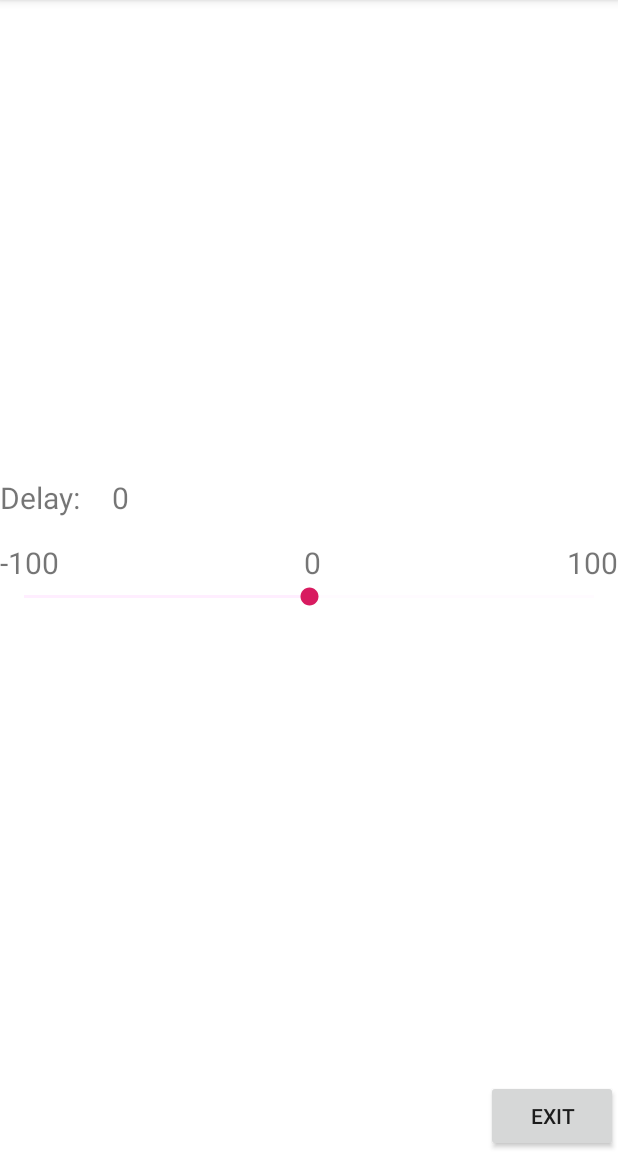
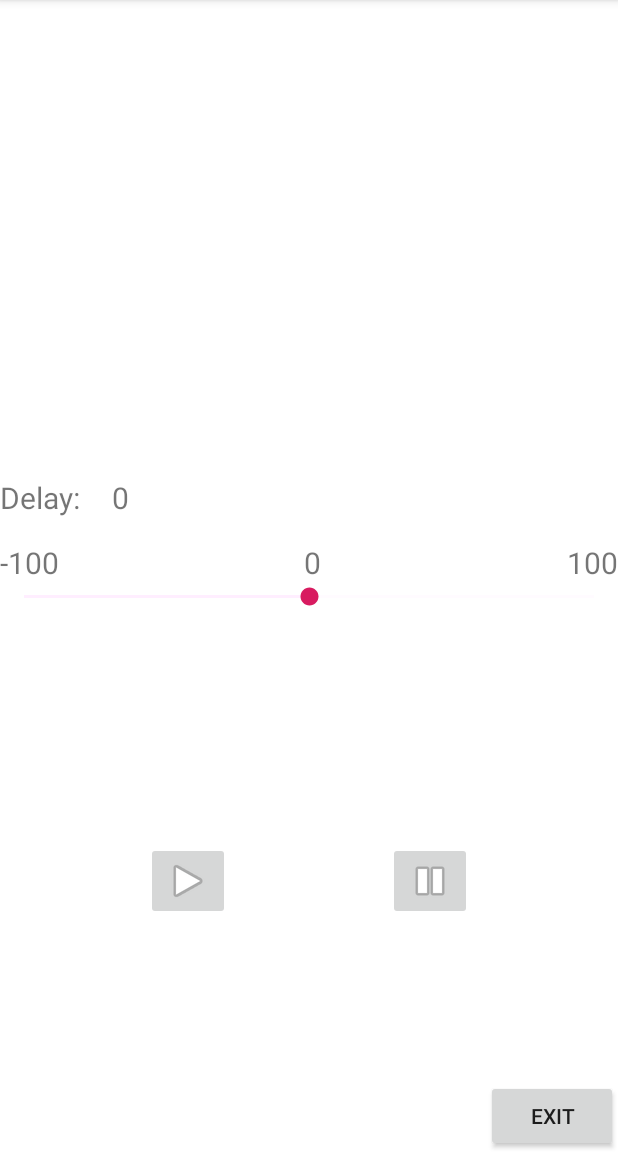
Before and after one commit to AChmykhov/BroadCast, an Android app: the ReceiverActivity screen opened directly, with no data from a screen before it, on a phone screen of 412 x 824 dp, the part 84-1236 px from its top. Run offline under Robolectric (Android 15) with nearby library versions, the phone set to English and light mode, and no system bars.

Commit message:
Working UI

```diff
--- a/app/src/main/AndroidManifest.xml
+++ b/app/src/main/AndroidManifest.xml
@@ -3,6 +3,9 @@
           package="com.example.broadcast">
 
     <uses-permission android:name="android.permission.WRITE_EXTERNAL_STORAGE"/>
+    <uses-permission android:name="android.permission.INTERNET" />
+    <uses-permission android:name="android.permission.ACCESS_NETWORK_STATE" />
+    <uses-permission android:name="android.permission.ACCESS_WIFI_STATE"/>
 
     <application
             android:allowBackup="true"
--- a/app/src/main/java/com/example/broadcast/ReceiverActivity.kt
+++ b/app/src/main/java/com/example/broadcast/ReceiverActivity.kt
@@ -1,10 +1,19 @@
 package com.example.broadcast
 
+import android.content.pm.PackageManager
+import android.media.MediaPlayer
+import android.net.Uri
+import android.os.Build
 import android.os.Bundle
 import android.view.View
 import android.widget.SeekBar
 import android.widget.TextView
+import android.widget.Toast
 import androidx.appcompat.app.AppCompatActivity
+import kotlinx.android.synthetic.main.activity_receiver.*
+import android.content.Intent
+import android.view.MenuItem
+
 
 class ReceiverActivity : AppCompatActivity() {
 
@@ -36,6 +45,19 @@ class ReceiverActivity : AppCompatActivity() {
         min.setText((-middle).toString())
         val max = findViewById<TextView>(R.id.MaximumTextView)
         max.setText(middle.toString())
+
+        var mediaplayer = MediaPlayer.create(this, Uri.parse("http://www.hochmuth.com/mp3/Tchaikovsky_Rococo_Var_orch.mp3"));
+
+        PLAY.setOnClickListener{
+            mediaplayer.start()
+        }
+        PAUSE.setOnClickListener{
+            mediaplayer.pause()
+        }
+        EXITR.setOnClickListener {
+            mediaplayer.stop()
+            finish()
+        }
     }
 
     private fun bar() {
@@ -57,7 +79,16 @@ class ReceiverActivity : AppCompatActivity() {
         )
     }
 
-    fun exitFromParty(view: View) {
-        // PUT YOUR CODE HERE
+    override fun onRequestPermissionsResult(requestCode: Int, permissions: Array<out String>, grantResults: IntArray) {
+        when (requestCode) {
+            1001 -> {
+                if (grantResults[0] == PackageManager.PERMISSION_GRANTED) {
+                    Toast.makeText(this, "Permission granted!", Toast.LENGTH_SHORT).show()
+                } else {
+                    Toast.makeText(this, "Permission not granted!", Toast.LENGTH_SHORT).show()
+                    finish()
+                }
+            }
+        }
     }
 }
--- a/app/src/main/res/layout/activity_receiver.xml
+++ b/app/src/main/res/layout/activity_receiver.xml
@@ -77,8 +77,25 @@
             android:text="Exit"
             android:layout_width="wrap_content"
             android:layout_height="wrap_content"
-            android:id="@+id/w"
+            android:id="@+id/EXITR"
             app:layout_constraintBottom_toBottomOf="parent"
             app:layout_constraintEnd_toEndOf="parent" android:onClick="exitFromParty"/>
+    <ImageButton
+            android:layout_width="wrap_content"
+            android:layout_height="wrap_content" app:srcCompat="@android:drawable/ic_media_play"
+            android:id="@+id/PLAY"
+            app:layout_constraintEnd_toStartOf="@+id/PAUSE" android:layout_marginEnd="8dp"
+            android:layout_marginTop="8dp" app:layout_constraintTop_toBottomOf="@+id/linearLayout2"
+            app:layout_constraintBottom_toBottomOf="parent" android:layout_marginBottom="8dp"
+            app:layout_constraintStart_toStartOf="parent" android:layout_marginStart="8dp"/>
+    <ImageButton
+            android:layout_width="wrap_content"
+            android:layout_height="wrap_content" app:srcCompat="@android:drawable/ic_media_pause"
+            android:id="@+id/PAUSE" android:layout_marginStart="8dp"
+            app:layout_constraintStart_toEndOf="@+id/PLAY" app:layout_constraintBottom_toBottomOf="parent"
+            android:layout_marginBottom="8dp"
+            app:layout_constraintEnd_toEndOf="parent"
+            android:layout_marginEnd="8dp" android:layout_marginTop="8dp"
+            app:layout_constraintTop_toBottomOf="@+id/linearLayout2"/>
 
 </androidx.constraintlayout.widget.ConstraintLayout>
--- a/app/src/main/res/layout/activity_transmitter.xml
+++ b/app/src/main/res/layout/activity_transmitter.xml
@@ -8,10 +8,10 @@
         tools:context=".TransmitterActivity">
 
     <TextView
-            android:text="IP:Port"
+            android:text="IP"
             android:layout_width="wrap_content"
             android:layout_height="wrap_content"
-            android:id="@+id/ShowIPPortTextView" android:textSize="25sp"
+            android:id="@+id/ShowIPTextView" android:textSize="25sp"
             app:layout_constraintStart_toStartOf="parent" app:layout_constraintEnd_toEndOf="parent"
             android:layout_marginBottom="98dp" app:layout_constraintBottom_toTopOf="@+id/linearLayout4"/>
     <LinearLayout
@@ -41,7 +41,7 @@
             android:text="Exit"
             android:layout_width="wrap_content"
             android:layout_height="wrap_content"
-            android:id="@+id/ExitTransmitterButton"
+            android:id="@+id/ExitT"
             app:layout_constraintBottom_toBottomOf="parent" android:layout_marginEnd="17dp"
             android:layout_marginBottom="17dp"
             app:layout_constraintEnd_toEndOf="parent"
```
Also changed, not shown: app/src/main/java/com/example/broadcast/MainActivity.kt (+13 -15 lines), app/src/main/java/com/example/broadcast/TransmitterActivity.kt (+32 -1 lines), 1 other file.
